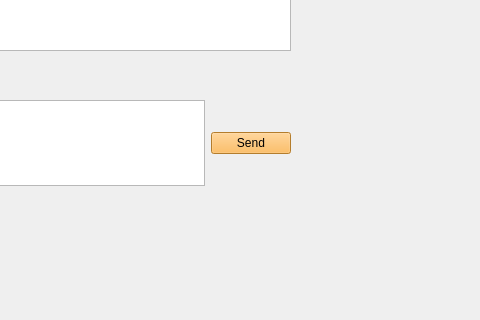
First picture: the form in client/mainwindow.ui, repository apat1n/vAU, before the edit; both pictures show x 320 to 800 and y 280 to 600 of the 800 by 600 pixel window.
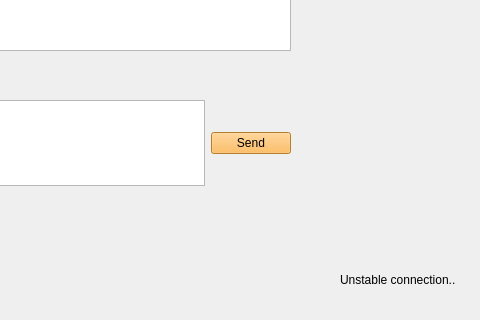
Second picture: the form after the edit.

Commit message: add unstable connection label

```diff
--- a/client/mainwindow.ui
+++ b/client/mainwindow.ui
@@ -156,6 +156,19 @@
        </rect>
       </property>
      </widget>
+     <widget class="QLabel" name="labelUnstableConnection">
+      <property name="geometry">
+       <rect>
+        <x>660</x>
+        <y>550</y>
+        <width>131</width>
+        <height>20</height>
+       </rect>
+      </property>
+      <property name="text">
+       <string>Unstable connection..</string>
+      </property>
+     </widget>
     </widget>
    </widget>
   </widget>
```
The commit also changes 4 other files.
